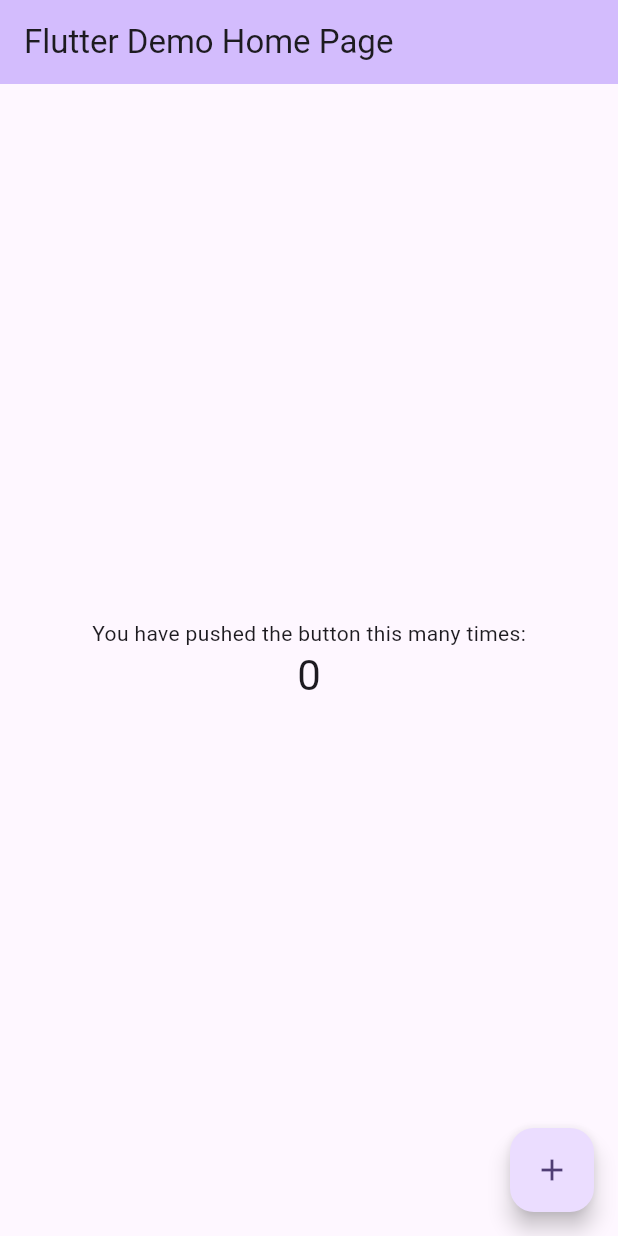
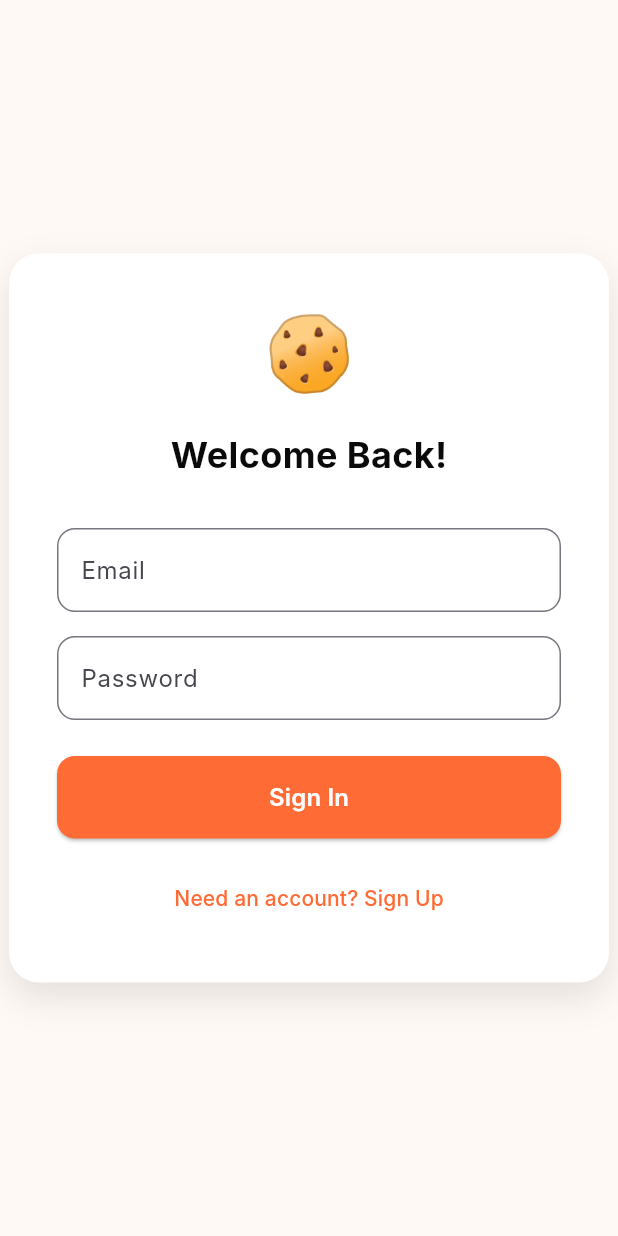
Before and after one commit to hms10dev/SandysSnacksApplication, a Flutter app: the screen it shows after launch, on a phone screen of 412 x 824 dp. Run offline on Flutter 3.47's test engine with Material 3 defaults, Android fonts, the phone set to English and light mode, and no system bars; our stand-ins replace cloud_firestore, firebase_auth, firebase_core; accounts and stored records are empty; Roboto replaces fonts that are missing (Inter); statements that could not run were skipped.

Commit message:
Working auth flow with personalized dashboard

```diff
--- /dev/null
+++ b/lib/Pages/auth_page.dart
@@ -0,0 +1,164 @@
+import 'package:flutter/material.dart';
+import 'package:provider/provider.dart';
+import '../services/auth_service.dart';
+
+class AuthPage extends StatefulWidget {
+  @override
+  _AuthPageState createState() => _AuthPageState();
+}
+
+class _AuthPageState extends State<AuthPage> {
+  final _emailController = TextEditingController();
+  final _passwordController = TextEditingController();
+  final _nameController = TextEditingController();
+  bool _isSignUp = false;
+
+  @override
+  Widget build(BuildContext context) {
+    return Scaffold(
+      backgroundColor: Color(0xFFFFF9F5),
+      body: Center(
+        child: Container(
+          width: 400,
+          padding: EdgeInsets.all(32),
+          decoration: BoxDecoration(
+            color: Colors.white,
+            borderRadius: BorderRadius.circular(20),
+            boxShadow: [
+              BoxShadow(
+                color: Colors.black.withOpacity(0.1),
+                blurRadius: 20,
+                offset: Offset(0, 10),
+              ),
+            ],
+          ),
+          child: Column(
+            mainAxisSize: MainAxisSize.min,
+            children: [
+              Text(
+                '🍪',
+                style: TextStyle(fontSize: 48),
+              ),
+              SizedBox(height: 16),
+              Text(
+                _isSignUp ? 'Join Sandy\'s Squad!' : 'Welcome Back!',
+                style: TextStyle(
+                  fontSize: 24,
+                  fontWeight: FontWeight.w700,
+                  color: Color(0xFF0A0A0B),
+                ),
+              ),
+              SizedBox(height: 32),
+              if (_isSignUp) ...[
+                TextField(
+                  controller: _nameController,
+                  decoration: InputDecoration(
+                    labelText: 'Your Name',
+                    border: OutlineInputBorder(
+                      borderRadius: BorderRadius.circular(12),
+                    ),
+                  ),
+                ),
+                SizedBox(height: 16),
+              ],
+              TextField(
+                controller: _emailController,
+                decoration: InputDecoration(
+                  labelText: 'Email',
+                  border: OutlineInputBorder(
+                    borderRadius: BorderRadius.circular(12),
+                  ),
+                ),
+              ),
+              SizedBox(height: 16),
+              TextField(
+                controller: _passwordController,
+                obscureText: true,
+                decoration: InputDecoration(
+                  labelText: 'Password',
+                  border: OutlineInputBorder(
+                    borderRadius: BorderRadius.circular(12),
+                  ),
+                ),
+              ),
+              SizedBox(height: 24),
+              Consumer<AuthService>(
+                builder: (context, authService, child) {
+                  return Column(
+                    children: [
+                      SizedBox(
+                        width: double.infinity,
+                        child: ElevatedButton(
+                          onPressed: authService.isLoading ? null : _handleAuth,
+                          style: ElevatedButton.styleFrom(
+                            backgroundColor: Color(0xFFFF6B35),
+                            foregroundColor: Colors.white,
+                            padding: EdgeInsets.symmetric(vertical: 16),
+                            shape: RoundedRectangleBorder(
+                              borderRadius: BorderRadius.circular(12),
+                            ),
+                          ),
+                          child: authService.isLoading
+                              ? CircularProgressIndicator(color: Colors.white)
+                              : Text(
+                                  _isSignUp ? 'Sign Up' : 'Sign In',
+                                  style: TextStyle(
+                                    fontSize: 16,
+                                    fontWeight: FontWeight.w600,
+                                  ),
+                                ),
+                        ),
+                      ),
+                      SizedBox(height: 16),
+                      TextButton(
+                        onPressed: () {
+                          setState(() {
+                            _isSignUp = !_isSignUp;
+                          });
+                        },
+                        child: Text(
+                          _isSignUp
+                              ? 'Already have an account? Sign In'
+                              : 'Need an account? Sign Up',
+                          style: TextStyle(color: Color(0xFFFF6B35)),
+                        ),
+                      ),
+                    ],
+                  );
+                },
+              ),
+            ],
+          ),
+        ),
+      ),
+    );
+  }
+
+  Future<void> _handleAuth() async {
+    final authService = Provider.of<AuthService>(context, listen: false);
+
+    if (_isSignUp) {
+      final success = await authService.signUp(
+        _emailController.text.trim(),
+        _passwordController.text,
+        _nameController.text.trim(),
+      );
+      if (!success) {
+        ScaffoldMessenger.of(context).showSnackBar(
+          SnackBar(content: Text('Sign up failed. Please try again.')),
+        );
+      }
+    } else {
+      final success = await authService.signIn(
+        _emailController.text.trim(),
+        _passwordController.text,
+      );
+      if (!success) {
+        ScaffoldMessenger.of(context).showSnackBar(
+          SnackBar(
+              content: Text('Sign in failed. Please check your credentials.')),
+        );
+      }
+    }
+  }
+}
--- /dev/null
+++ b/lib/Services/Auth_Service.dart
@@ -0,0 +1,102 @@
+import 'package:flutter/material.dart';
+import 'package:firebase_auth/firebase_auth.dart';
+import 'package:cloud_firestore/cloud_firestore.dart';
+
+class AuthService extends ChangeNotifier {
+  final FirebaseAuth _auth = FirebaseAuth.instance;
+  final FirebaseFirestore _firestore = FirebaseFirestore.instance;
+
+  User? _user;
+  String? _userName;
+  bool _isLoading = false;
+
+  // Getters
+  User? get user => _user;
+  String? get userName => _userName;
+  bool get isLoggedIn => _user != null;
+  bool get isLoading => _isLoading;
+
+  AuthService() {
+    // Listen to auth changes
+    _auth.authStateChanges().listen((User? user) {
+      _user = user;
+      if (user != null) {
+        _loadUserName();
+      } else {
+        _userName = null;
+      }
+      notifyListeners();
+    });
+  }
+
+  // Load user's name from Firestore
+  Future<void> _loadUserName() async {
+    if (_user == null) return;
+
+    try {
+      final doc = await _firestore.collection('users').doc(_user!.uid).get();
+      if (doc.exists) {
+        _userName = doc.data()?['name'] ?? 'User';
+      }
+    } catch (e) {
+      print('Error loading user name: $e');
+      _userName = 'User';
+    }
+    notifyListeners();
+  }
+
+  // Sign up
+  Future<bool> signUp(String email, String password, String name) async {
+    try {
+      _isLoading = true;
+      notifyListeners();
+
+      // Create auth user
+      final credential = await _auth.createUserWithEmailAndPassword(
+        email: email,
+        password: password,
+      );
+
+      // Save user data to Firestore
+      await _firestore.collection('users').doc(credential.user!.uid).set({
+        'name': name,
+        'email': email,
+        'createdAt': Timestamp.now(),
+      });
+
+      return true;
+    } catch (e) {
+      print('Signup error: $e');
+      return false;
+    } finally {
+      _isLoading = false;
+      notifyListeners();
+    }
+  }
+
+  // Sign in
+  Future<bool> signIn(String email, String password) async {
+    try {
+      _isLoading = true;
+      notifyListeners();
+
+      await _auth.signInWithEmailAndPassword(
+        email: email,
+        password: password,
+      );
+
+      return true;
+    } catch (e) {
+      print('Signin error: $e');
+      return false;
+    } finally {
+      _isLoading = false;
+      notifyListeners();
+    }
+  }
+
+  // Sign out
+  Future<void> signOut() async {
+    await _auth.signOut();
+  }
+}
--- a/lib/main.dart
+++ b/lib/main.dart
@@ -1,122 +1,47 @@
 import 'package:flutter/material.dart';
+import 'package:firebase_core/firebase_core.dart';
+import 'package:provider/provider.dart';
+import 'firebase_options.dart';
+import 'services/auth_service.dart';
+import 'pages/auth_page.dart';
+import 'pages/dashboard_page.dart';
 
-void main() {
-  runApp(const MyApp());
+void main() async {
+  WidgetsFlutterBinding.ensureInitialized();
+  await Firebase.initializeApp(
+    options: DefaultFirebaseOptions.currentPlatform,
+  );
+  runApp(MyApp());
 }
 
 class MyApp extends StatelessWidget {
-  const MyApp({super.key});
-
-  // This widget is the root of your application.
   @override
   Widget build(BuildContext context) {
-    return MaterialApp(
-      title: 'Flutter Demo',
-      theme: ThemeData(
-        // This is the theme of your application.
-        //
-        // TRY THIS: Try running your application with "flutter run". You'll see
-        // the application has a purple toolbar. Then, without quitting the app,
-        // try changing the seedColor in the colorScheme below to Colors.green
-        // and then invoke "hot reload" (save your changes or press the "hot
-        // reload" button in a Flutter-supported IDE, or press "r" if you used
-        // the command line to start the app).
-        //
-        // Notice that the counter didn't reset back to zero; the application
-        // state is not lost during the reload. To reset the state, use hot
-        // restart instead.
-        //
-        // This works for code too, not just values: Most code changes can be
-        // tested with just a hot reload.
-        colorScheme: ColorScheme.fromSeed(seedColor: Colors.deepPurple),
+    return ChangeNotifierProvider(
+      create: (_) => AuthService(),
+      child: MaterialApp(
+        title: 'Sandy\'s Snacks',
+        theme: ThemeData(
+          primarySwatch: Colors.orange,
+          fontFamily: 'Inter',
+        ),
+        home: AuthWrapper(),
       ),
-      home: const MyHomePage(title: 'Flutter Demo Home Page'),
     );
   }
 }
 
-class MyHomePage extends StatefulWidget {
-  const MyHomePage({super.key, required this.title});
-
-  // This widget is the home page of your application. It is stateful, meaning
-  // that it has a State object (defined below) that contains fields that affect
-  // how it looks.
-
-  // This class is the configuration for the state. It holds the values (in this
-  // case the title) provided by the parent (in this case the App widget) and
-  // used by the build method of the State. Fields in a Widget subclass are
-  // always marked "final".
-
-  final String title;
-
-  @override
-  State<MyHomePage> createState() => _MyHomePageState();
-}
-
-class _MyHomePageState extends State<MyHomePage> {
-  int _counter = 0;
-
-  void _incrementCounter() {
-    setState(() {
-      // This call to setState tells the Flutter framework that something has
-      // changed in this State, which causes it to rerun the build method below
-      // so that the display can reflect the updated values. If we changed
-      // _counter without calling setState(), then the build method would not be
-      // called again, and so nothing would appear to happen.
-      _counter++;
-    });
-  }
-
+class AuthWrapper extends StatelessWidget {
   @override
   Widget build(BuildContext context) {
-    // This method is rerun every time setState is called, for instance as done
-    // by the _incrementCounter method above.
-    //
-    // The Flutter framework has been optimized to make rerunning build methods
-    // fast, so that you can just rebuild anything that needs updating rather
-    // than having to individually change instances of widgets.
-    return Scaffold(
-      appBar: AppBar(
-        // TRY THIS: Try changing the color here to a specific color (to
-        // Colors.amber, perhaps?) and trigger a hot reload to see the AppBar
-        // change color while the other colors stay the same.
-        backgroundColor: Theme.of(context).colorScheme.inversePrimary,
-        // Here we take the value from the MyHomePage object that was created by
-        // the App.build method, and use it to set our appbar title.
-        title: Text(widget.title),
-      ),
-      body: Center(
-        // Center is a layout widget. It takes a single child and positions it
-        // in the middle of the parent.
-        child: Column(
-          // Column is also a layout widget. It takes a list of children and
-          // arranges them vertically. By default, it sizes itself to fit its
-          // children horizontally, and tries to be as tall as its parent.
-          //
-          // Column has various properties to control how it sizes itself and
-          // how it positions its children. Here we use mainAxisAlignment to
-          // center the children vertically; the main axis here is the vertical
-          // axis because Columns are vertical (the cross axis would be
-          // horizontal).
-          //
-          // TRY THIS: Invoke "debug painting" (choose the "Toggle Debug Paint"
-          // action in the IDE, or press "p" in the console), to see the
-          // wireframe for each widget.
-          mainAxisAlignment: MainAxisAlignment.center,
-          children: <Widget>[
-            const Text('You have pushed the button this many times:'),
-            Text(
-              '$_counter',
-              style: Theme.of(context).textTheme.headlineMedium,
-            ),
-          ],
-        ),
-      ),
-      floatingActionButton: FloatingActionButton(
-        onPressed: _incrementCounter,
-        tooltip: 'Increment',
-        child: const Icon(Icons.add),
-      ), // This trailing comma makes auto-formatting nicer for build methods.
+    return Consumer<AuthService>(
+      builder: (context, authService, child) {
+        if (authService.isLoggedIn) {
+          return DashboardPage();
+        } else {
+          return AuthPage();
+        }
+      },
     );
   }
 }
```
Also changed, not shown: lib/AuthService.dart (deleted, +0 -16 lines), lib/Pages/dashboard_page.dart (added, +96 -0 lines), pubspec.yaml (+33 -74 lines), lib/firebase_options.dart (added), pubspec.lock, 1 other file.
